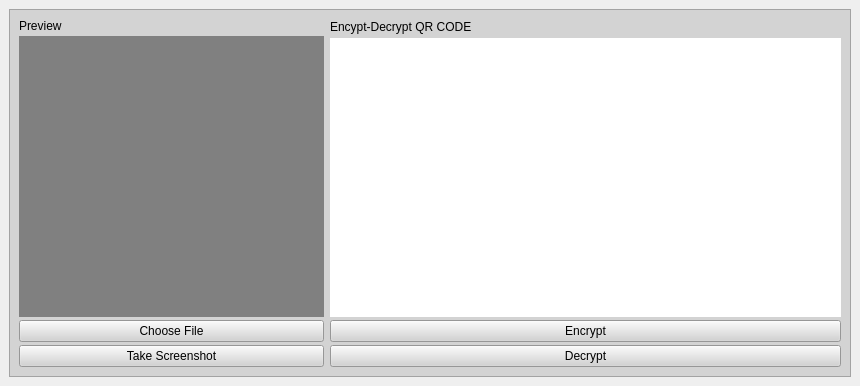
First picture: the form in DESIGNS/ui_main.ui, repository terbyte/QR-CodeReader, before the edit.
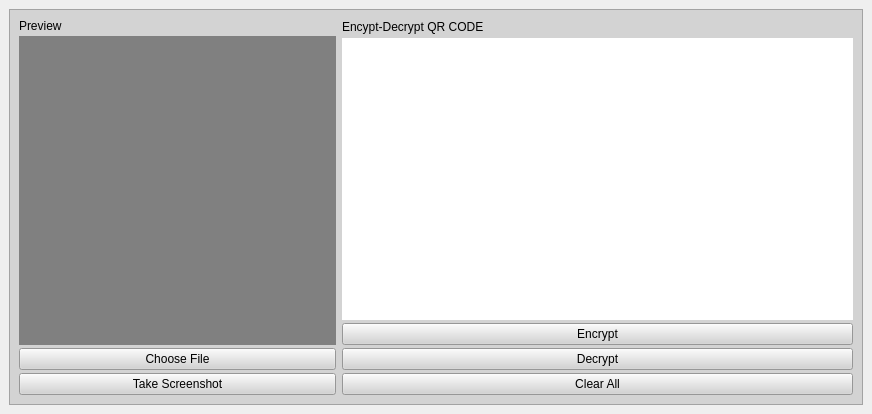
Second picture: the form after the edit.

```diff
--- a/DESIGNS/ui_main.ui
+++ b/DESIGNS/ui_main.ui
@@ -6,8 +6,8 @@
    <rect>
     <x>0</x>
     <y>0</y>
-    <width>860</width>
-    <height>386</height>
+    <width>872</width>
+    <height>414</height>
    </rect>
   </property>
   <property name="windowTitle">
@@ -75,7 +75,7 @@
         </layout>
        </item>
        <item>
-        <layout class="QVBoxLayout" name="verticalLayout_2" stretch="0,0,0,0">
+        <layout class="QVBoxLayout" name="verticalLayout_2" stretch="0,0,0,0,0">
          <property name="spacing">
           <number>3</number>
          </property>
@@ -143,6 +143,13 @@
            </property>
           </widget>
          </item>
+         <item>
+          <widget class="QPushButton" name="Clearbtn">
+           <property name="text">
+            <string>Clear All</string>
+           </property>
+          </widget>
+         </item>
         </layout>
        </item>
       </layout>
```
Left out of the diff: 8 changed lines with no effect on the pictures.
